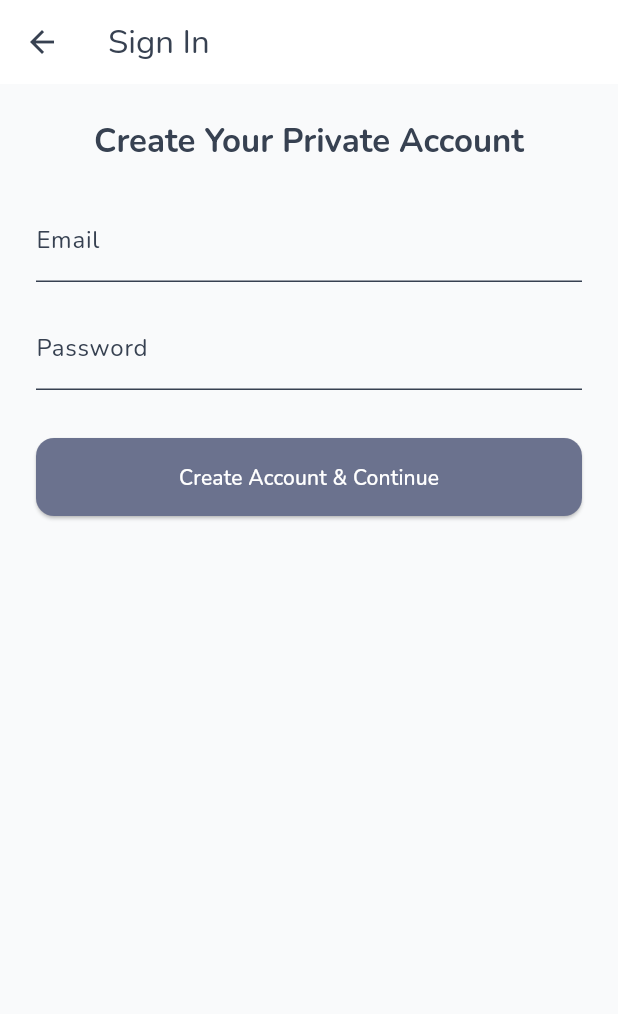
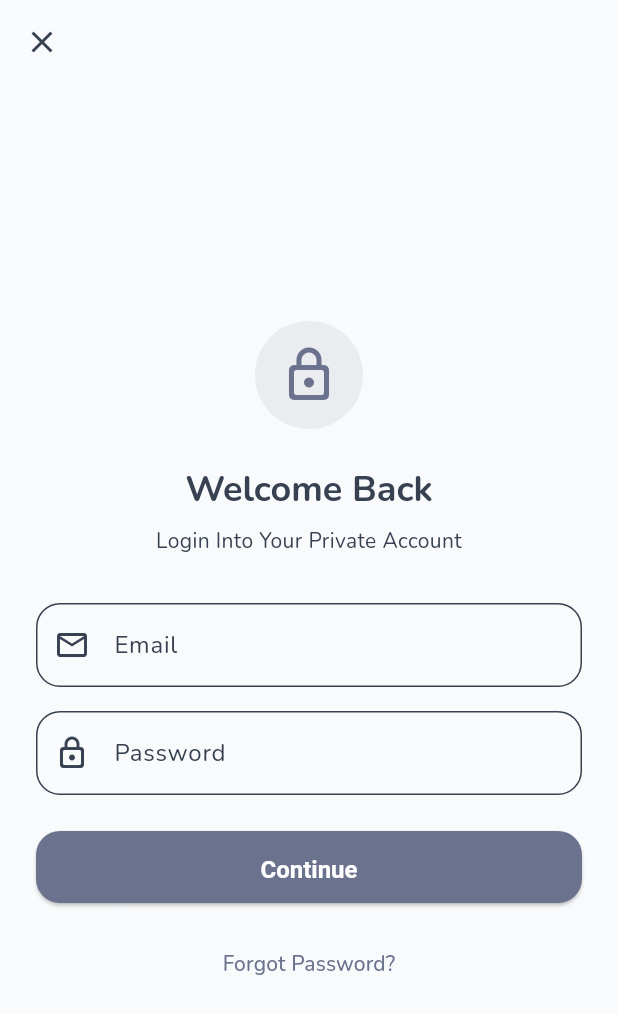
Before and after one commit to alumea-app/v1.0, a Flutter app: the LoginScreen screen opened directly, on a phone screen of 412 x 824 dp. Shown: the top 1014 px of the screen. Run offline on Flutter 3.47's test engine with Material 3 defaults, Android fonts, the light colour scheme and no system bars; our stand-ins replace cloud_functions, firebase_auth, firebase_core, flutter_riverpod, flutter_svg, google_fonts and 3 more; accounts and stored records are empty; generated files the repository leaves out were written again.

Commit message:
fixed bugs

```diff
--- a/lib/features/auth/presentation/login_screen.dart
+++ b/lib/features/auth/presentation/login_screen.dart
@@ -1,7 +1,7 @@
 import 'package:alumea/features/auth/application/login_controller.dart';
 import 'package:flutter/material.dart';
 import 'package:flutter_riverpod/flutter_riverpod.dart';
-
+import 'package:routemaster/routemaster.dart';
 
 class LoginScreen extends ConsumerWidget {
   const LoginScreen({super.key});
@@ -28,9 +28,8 @@ class LoginScreen extends ConsumerWidget {
 
     Future<void> submitForm() async {
       if (formKey.currentState!.validate()) {
-        final success = await ref
-            .read(loginControllerProvider.notifier)
-            .signIn(emailController.text.trim(), passwordController.text.trim());
+        final success = await ref.read(loginControllerProvider.notifier).signIn(
+            emailController.text.trim(), passwordController.text.trim());
 
         if (success && context.mounted) {
           // The AuthWrapper will handle the navigation automatically now.
@@ -41,31 +40,65 @@ class LoginScreen extends ConsumerWidget {
     }
 
     return Scaffold(
-        appBar: AppBar(title: const Text('Sign In')),
-        body: Padding(
+      appBar: AppBar(
+        backgroundColor: Theme.of(context).colorScheme.background,
+        elevation: 0,
+        leading: IconButton(
+          icon: const Icon(Icons.close),
+          onPressed: () {
+            Routemaster.of(context).replace('/onboarding-chat');
+          },
+        ),
+      ),
+      body: Center(
+        child: SingleChildScrollView(
+          child: Padding(
             padding: const EdgeInsets.all(24.0),
             child: Form(
               key: formKey,
-            // Using a Column with MainAxisSize.min makes the bottom sheet only as
-            // tall as its content needs to be.
               child: Column(
                 mainAxisSize: MainAxisSize.min,
                 crossAxisAlignment: CrossAxisAlignment.stretch,
                 children: [
+                  // Logo or illustration
+                  Padding(
+                    padding: const EdgeInsets.only(bottom: 24.0),
+                    child: CircleAvatar(
+                      radius: 36,
+                      backgroundColor: Theme.of(context)
+                          .colorScheme
+                          .primary
+                          .withOpacity(0.1),
+                      child: Icon(Icons.lock_outline_rounded,
+                          size: 40,
+                          color: Theme.of(context).colorScheme.primary),
+                    ),
+                  ),
                   Text(
-                  'Create Your Private Account',
+                    'Welcome Back',
                     textAlign: TextAlign.center,
                     style: Theme.of(context)
                         .textTheme
-                      .titleLarge
+                        .headlineSmall
                         ?.copyWith(fontWeight: FontWeight.bold),
                   ),
-                const SizedBox(height: 24),
+                  const SizedBox(height: 8),
+                  Text(
+                    'Login Into Your Private Account',
+                    textAlign: TextAlign.center,
+                    style: Theme.of(context).textTheme.bodyMedium,
+                  ),
+                  const SizedBox(height: 32),
                   TextFormField(
                     controller: emailController,
-                  decoration: const InputDecoration(labelText: 'Email'),
+                    decoration: InputDecoration(
+                      labelText: 'Email',
+                      prefixIcon: const Icon(Icons.email_outlined),
+                      border: OutlineInputBorder(
+                        borderRadius: BorderRadius.circular(16),
+                      ),
+                    ),
                     keyboardType: TextInputType.emailAddress,
-                  // Validator function for email.
                     validator: (value) {
                       if (value == null ||
                           value.trim().isEmpty ||
@@ -78,9 +111,14 @@ class LoginScreen extends ConsumerWidget {
                   const SizedBox(height: 16),
                   TextFormField(
                     controller: passwordController,
-                  decoration: const InputDecoration(labelText: 'Password'),
-                  obscureText: true, // Hides the password text.
-                  // Validator function for password.
+                    decoration: InputDecoration(
+                      labelText: 'Password',
+                      prefixIcon: const Icon(Icons.lock_outline_rounded),
+                      border: OutlineInputBorder(
+                        borderRadius: BorderRadius.circular(16),
+                      ),
+                    ),
+                    obscureText: true,
                     validator: (value) {
                       if (value == null || value.trim().length < 6) {
                         return 'Password must be at least 6 characters.';
@@ -88,16 +126,34 @@ class LoginScreen extends ConsumerWidget {
                       return null;
                     },
                   ),
-                const SizedBox(height: 32),
-                // Conditionally show either the button or a loading indicator.
+                  const SizedBox(height: 24),
                   if (loginState.isLoading)
                     const Center(child: CircularProgressIndicator())
                   else
-                  ElevatedButton(
+                    SizedBox(
+                      height: 48,
+                      child: ElevatedButton(
+                        style: ElevatedButton.styleFrom(
+                          shape: RoundedRectangleBorder(
+                            borderRadius: BorderRadius.circular(16),
+                          ),
+                          textStyle: const TextStyle(
+                              fontSize: 16, fontWeight: FontWeight.bold),
+                        ),
                         onPressed: submitForm,
-                    child: const Text('Create Account & Continue'),
+                        child: const Text('Continue'),
+                      ),
+                    ),
+                  const SizedBox(height: 16),
+                  TextButton(
+                    onPressed: () {
+                      // TODO: Implement forgot password
+                    },
+                    child: const Text('Forgot Password?'),
                   ),
                 ],
+              ),
+            ),
           ),
         ),
       ),
```
Also changed, not shown: lib/features/auth/presentation/widgets/registration_form.dart (+16 -7 lines), lib/features/onboarding/application/onboarding_controller.dart (+85 -34 lines), lib/features/onboarding/presentation/onboarding_chat_screen.dart (+96 -33 lines). Lines whose indentation alone changed are shown as unchanged.
